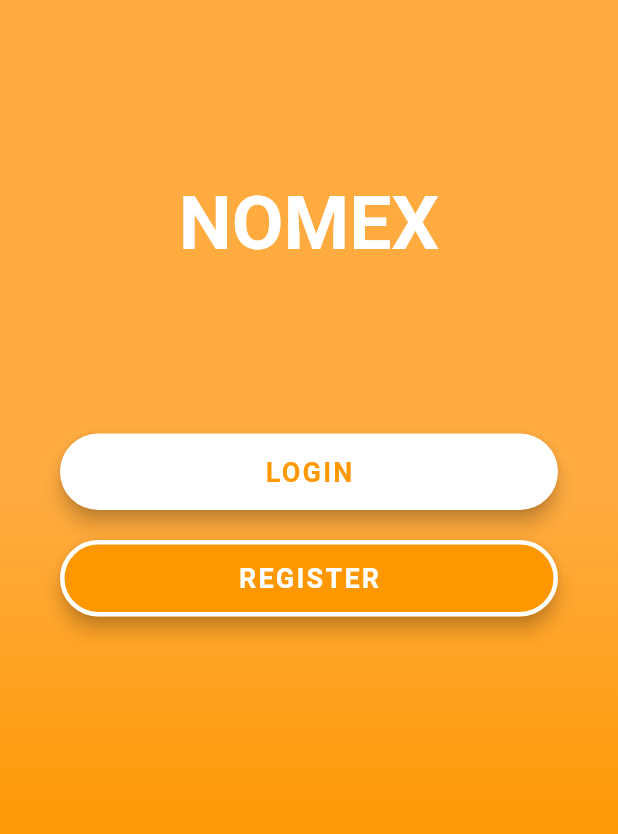
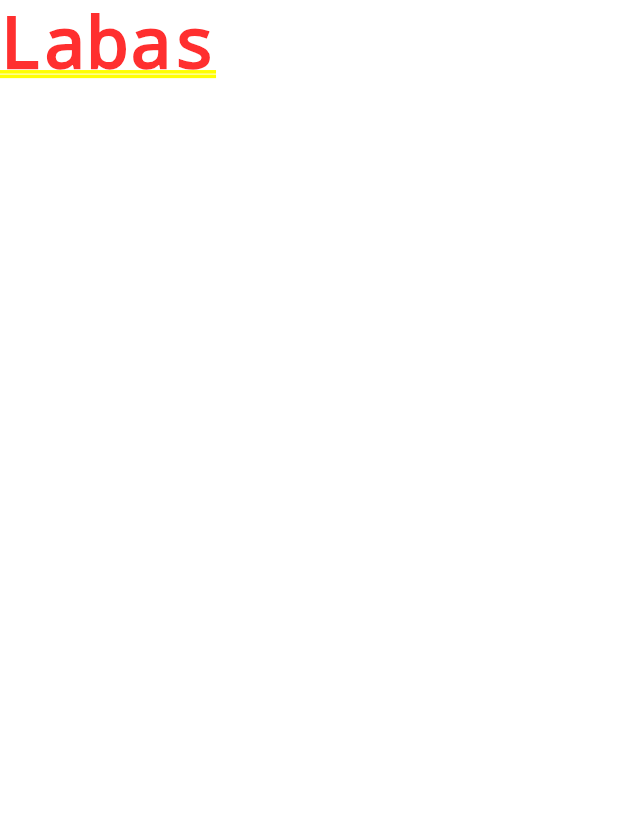
Before and after one commit to nTelio57/Nomex, a Flutter app: the screen it shows after launch, on a phone screen of 412 x 824 dp. Shown: the top 834 px of the screen. Run offline on Flutter 3.47's test engine with Material 2 defaults, Android fonts, the phone set to English and light mode, and no system bars; Roboto replaces fonts that are missing (OpenSans).

Commit message:
Add MainScreen.

```diff
--- /dev/null
+++ b/Mobile/nomex/lib/MainScreen.dart
@@ -0,0 +1,11 @@
+import 'package:flutter/material.dart';
+
+class MainScreen extends StatelessWidget {
+  @override
+  Widget build(BuildContext context) {
+    return MaterialApp(
+        title: 'Startup Name Generator',
+        home: Text('Labas'),
+    );
+  }
+}
--- a/Mobile/nomex/lib/main.dart
+++ b/Mobile/nomex/lib/main.dart
@@ -3,6 +3,7 @@
 // found in the LICENSE file.
 
 import 'package:flutter/material.dart';
+import 'package:nomex/MainScreen.dart';
 
 import './WelcomeScreen.dart';
 import './LoginScreen.dart';
@@ -14,7 +15,7 @@ class MyApp extends StatelessWidget {
   Widget build(BuildContext context) {
     return MaterialApp(
       title: 'Startup Name Generator',
-      home: WelcomeScreen(),
+      home: MainScreen(),
     );
   }
 }
```
